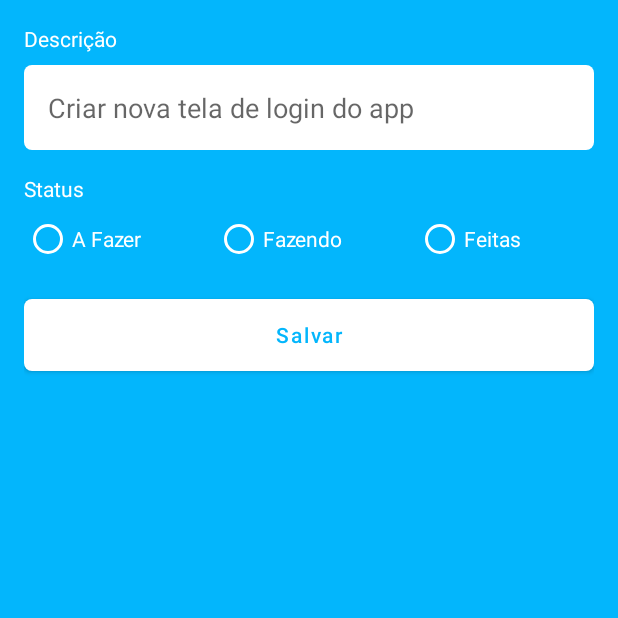
After one commit to MarcosAndre28/TaskApp, an Android app: the FormTaskFragment screen opened through its navigation route, on a phone screen of 412 x 824 dp, the top half of it. The commit adds this screen. Run offline under Robolectric (Android 15) with nearby library versions, the phone set to English and light mode, and no system bars.

Commit message:
Fragment and fix

```diff
--- /dev/null
+++ b/app/src/main/java/com/example/taskapp/ui/FormTaskFragment.kt
@@ -0,0 +1,30 @@
+package com.example.taskapp.ui
+
+import android.os.Bundle
+import androidx.fragment.app.Fragment
+import android.view.LayoutInflater
+import android.view.View
+import android.view.ViewGroup
+import com.example.taskapp.R
+import com.example.taskapp.databinding.FragmentDoneBinding
+import com.example.taskapp.databinding.FragmentFormTaskBinding
+
+class FormTaskFragment : Fragment() {
+
+    private var _binding : FragmentFormTaskBinding? = null
+    private val binding get() = _binding!!
+
+    override fun onCreateView(
+        inflater: LayoutInflater, container: ViewGroup?,
+        savedInstanceState: Bundle?
+    ): View {
+        _binding = FragmentFormTaskBinding.inflate(inflater,container,false)
+        return binding.root
+    }
+
+    override fun onDestroyView() {
+        super.onDestroyView()
+        _binding = null
+    }
+
+}
--- a/app/src/main/java/com/example/taskapp/ui/HomeFragment.kt
+++ b/app/src/main/java/com/example/taskapp/ui/HomeFragment.kt
@@ -19,7 +19,7 @@ class HomeFragment : Fragment() {
     override fun onCreateView(
         inflater: LayoutInflater, container: ViewGroup?,
         savedInstanceState: Bundle?
-    ): View? {
+    ): View {
         _binding = FragmentHomeBinding.inflate(inflater,container,false)
         return binding.root
     }
--- /dev/null
+++ b/app/src/main/res/drawable/add.xml
@@ -0,0 +1,5 @@
+<vector android:height="24dp" android:tint="#FCFFFF"
+    android:viewportHeight="24" android:viewportWidth="24"
+    android:width="24dp" xmlns:android="http://schemas.android.com/apk/res/android">
+    <path android:fillColor="@android:color/white" android:pathData="M19,13h-6v6h-2v-6H5v-2h6V5h2v6h6v2z"/>
+</vector>
--- /dev/null
+++ b/app/src/main/res/layout/fragment_form_task.xml
@@ -0,0 +1,115 @@
+<?xml version="1.0" encoding="utf-8"?>
+<ScrollView xmlns:android="http://schemas.android.com/apk/res/android"
+    xmlns:app="http://schemas.android.com/apk/res-auto"
+    xmlns:tools="http://schemas.android.com/tools"
+    android:layout_width="match_parent"
+    android:layout_height="match_parent"
+    tools:context=".ui.FormTaskFragment">
+
+    <androidx.constraintlayout.widget.ConstraintLayout
+        android:layout_width="match_parent"
+        android:padding="16dp"
+        android:layout_height="match_parent">
+
+        <TextView
+            android:id="@+id/tv"
+            android:layout_width="wrap_content"
+            android:layout_height="wrap_content"
+            android:text="@string/description"
+            android:textColor="@color/white"
+            app:layout_constraintStart_toStartOf="parent"
+            app:layout_constraintTop_toTopOf="parent" />
+
+        <EditText
+            android:id="@+id/editDescription"
+            android:layout_width="match_parent"
+            android:layout_height="wrap_content"
+            android:background="@drawable/bg_edit_text"
+            android:hint="@string/info"
+            android:inputType="text"
+            android:padding="16dp"
+            android:layout_marginTop="8dp"
+            app:layout_constraintEnd_toEndOf="parent"
+            app:layout_constraintTop_toBottomOf="@id/tv"
+            app:layout_constraintStart_toStartOf="parent"/>
+
+        <TextView
+            android:id="@+id/textView2"
+            android:layout_width="wrap_content"
+            android:layout_height="wrap_content"
+            android:layout_marginTop="16dp"
+            android:text="@string/status"
+            android:textColor="@color/white"
+            app:layout_constraintStart_toStartOf="parent"
+            app:layout_constraintTop_toBottomOf="@id/editDescription" />
+
+        <RadioGroup
+            android:id="@+id/rbStatus"
+            android:layout_width="match_parent"
+            android:layout_height="wrap_content"
+            android:orientation="horizontal"
+            app:layout_constraintEnd_toEndOf="parent"
+            app:layout_constraintStart_toStartOf="parent"
+            app:layout_constraintTop_toBottomOf="@+id/textView2"
+            app:layout_editor_absoluteX="16dp"
+            app:layout_editor_absoluteY="199dp">
+
+            <RadioButton
+                android:id="@+id/rb_todo"
+                android:layout_width="wrap_content"
+                android:layout_height="wrap_content"
+                android:layout_weight="1"
+                android:buttonTint="@color/white"
+                android:text="@string/todo"
+                android:textColor="@color/white" />
+
+            <RadioButton
+                android:id="@+id/rbDoing"
+                android:layout_width="wrap_content"
+                android:layout_height="wrap_content"
+                android:layout_weight="1"
+                android:buttonTint="@color/white"
+                android:text="@string/doing"
+                android:textColor="@color/white" />
+
+            <RadioButton
+                android:id="@+id/rbDone"
+                android:layout_width="wrap_content"
+                android:layout_height="wrap_content"
+                android:layout_weight="1"
+                android:buttonTint="@color/white"
+                android:text="@string/done"
+                android:textColor="@color/white" />
+        </RadioGroup>
+
+        <com.google.android.material.button.MaterialButton
+            android:id="@+id/btnSave"
+            android:layout_width="match_parent"
+            android:layout_height="wrap_content"
+            android:background="@drawable/bg_btn"
+            android:text="@string/save"
+            android:layout_marginTop="16dp"
+            android:textColor="@color/color_default"
+            app:backgroundTint="@null"
+            android:textAllCaps="false"
+            app:layout_constraintEnd_toEndOf="parent"
+            app:layout_constraintStart_toStartOf="parent"
+            app:layout_constraintTop_toBottomOf="@+id/rbStatus" />
+
+        <ProgressBar
+            android:id="@+id/progressBar"
+            android:layout_width="wrap_content"
+            android:layout_height="wrap_content"
+            android:layout_gravity="center"
+            android:indeterminateTint="@color/white"
+            android:visibility="invisible"
+            android:layout_marginTop="8dp"
+            app:layout_constraintEnd_toEndOf="parent"
+            app:layout_constraintStart_toStartOf="parent"
+            app:layout_constraintTop_toBottomOf="@+id/btnSave"
+            tools:visibility="visible" />
+
+
+    </androidx.constraintlayout.widget.ConstraintLayout>
+
+</ScrollView>
--- a/app/src/main/res/layout/fragment_home.xml
+++ b/app/src/main/res/layout/fragment_home.xml
@@ -4,7 +4,8 @@
     xmlns:tools="http://schemas.android.com/tools"
     android:layout_width="match_parent"
     android:layout_height="match_parent"
-    tools:context=".ui.HomeFragment">
+    tools:context=".ui.HomeFragment"
+    android:orientation="horizontal">
 
     <com.google.android.material.appbar.AppBarLayout
         android:layout_width="match_parent"
--- a/app/src/main/res/layout/fragment_login.xml
+++ b/app/src/main/res/layout/fragment_login.xml
@@ -87,6 +87,7 @@
         </LinearLayout>
 
         <ProgressBar
+            android:id="@+id/progressBar"
             android:layout_width="wrap_content"
             android:layout_height="wrap_content"
             android:layout_gravity="center"
--- a/app/src/main/res/layout/fragment_recover_account.xml
+++ b/app/src/main/res/layout/fragment_recover_account.xml
@@ -62,6 +62,7 @@
                 app:backgroundTint="@null" />
 
             <ProgressBar
+                android:id="@+id/progressBar"
                 android:layout_width="wrap_content"
                 android:layout_height="wrap_content"
                 android:layout_gravity="center"
--- a/app/src/main/res/layout/fragment_register.xml
+++ b/app/src/main/res/layout/fragment_register.xml
@@ -71,6 +71,7 @@
               app:backgroundTint="@null" />
 
           <ProgressBar
+              android:id="@+id/progressBar"
               android:layout_width="wrap_content"
               android:layout_height="wrap_content"
               android:layout_gravity="center"
--- a/app/src/main/res/navigation/main_graph.xml
+++ b/app/src/main/res/navigation/main_graph.xml
@@ -48,5 +48,14 @@
         android:id="@+id/homeFragment"
         android:name="com.example.taskapp.ui.HomeFragment"
         android:label="fragment_home"
-        tools:layout="@layout/fragment_home" />
+        tools:layout="@layout/fragment_home" >
+        <action
+            android:id="@+id/action_homeFragment_to_formTaskFragment"
+            app:destination="@id/formTaskFragment" />
+    </fragment>
+    <fragment
+        android:id="@+id/formTaskFragment"
+        android:name="com.example.taskapp.ui.FormTaskFragment"
+        android:label="fragment_form_task"
+        tools:layout="@layout/fragment_form_task" />
 </navigation>
--- a/app/src/main/res/values/strings.xml
+++ b/app/src/main/res/values/strings.xml
@@ -14,4 +14,12 @@
     <string name="status_task_todo">A Fazer</string>
     <string name="status_task_doing">Fazendo</string>
     <string name="status_task_done">Feitas</string>
+    <string name="description">Descrição</string>
+    <string name="info">Criar nova tela de login do app</string>
+    <string name="status">Status</string>
+    <string name="done">Feitas</string>
+    <string name="doing">Fazendo</string>
+    <string name="todo">A Fazer</string>
+    <string name="save">Salvar</string>
+    <string name="new_task">Botão adicionar nova tarefa</string>
 </resources>
```
Also changed, not shown: app/src/main/java/com/example/taskapp/ui/TodoFragment.kt (+12 -0 lines), app/src/main/java/com/example/taskapp/ui/adapter/ViewPagerAdapter.kt (+7 -7 lines), app/src/main/res/layout/fragment_todo.xml (+14 -7 lines).
